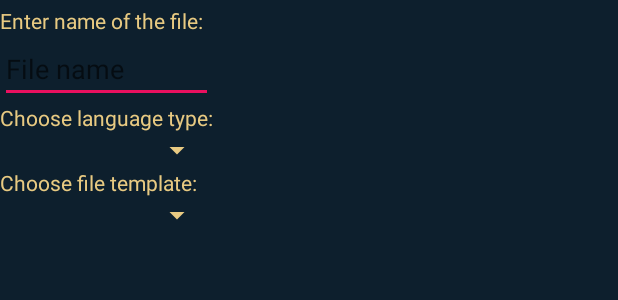
After one commit to what-will-we-do-now/android-ide, an Android app: the layout dialog_file_new.xml on its own in the app's theme, with its tools: preview values and no code run, on a phone screen of 412 x 824 dp. The commit adds this screen. Shown: the top 300 px of the screen. Run offline under Robolectric (Android 15) with nearby library versions, the phone set to English and light mode, and no system bars.

Commit message:
Debug commit

```diff
--- a/app/src/main/java/uk/ac/tees/v8036651/mode/FileViewer/Screen_FileViewer.java
+++ b/app/src/main/java/uk/ac/tees/v8036651/mode/FileViewer/Screen_FileViewer.java
@@ -11,10 +11,12 @@ import android.view.Menu;
 import android.view.MenuItem;
 import android.view.View;
 import android.widget.AdapterView;
+import android.widget.ArrayAdapter;
 import android.widget.Button;
 import android.widget.EditText;
 import android.widget.ImageButton;
 import android.widget.ListView;
+import android.widget.Spinner;
 import android.widget.TextView;
 import android.widget.Toast;
 
@@ -35,6 +37,7 @@ import java.util.Objects;
 import uk.ac.tees.v8036651.mode.Projects.Project;
 import uk.ac.tees.v8036651.mode.R;
 import uk.ac.tees.v8036651.mode.Screen_IDE;
+import uk.ac.tees.v8036651.mode.plugins.PluginManager;
 
 public class Screen_FileViewer extends AppCompatActivity {
 
@@ -311,10 +314,29 @@ public class Screen_FileViewer extends AppCompatActivity {
 
                 final AlertDialog.Builder newFileDialog = new AlertDialog.Builder(Screen_FileViewer.this);
 
-                inflater = LayoutInflater.from(Screen_FileViewer.this).inflate(R.layout.set_file_name_alert_dialog, null);
-                input = inflater.findViewById(R.id.fileNameEditText);
+                inflater = LayoutInflater.from(Screen_FileViewer.this).inflate(R.layout.dialog_file_new, null);
+                newFileDialog.setView(inflater);
 
-                newFileDialog.setView(inflater);
+                input = inflater.findViewById(R.id.file_name);
+                Spinner language = inflater.findViewById(R.id.file_language_spinner);
+                Spinner template = inflater.findViewById(R.id.file_template_spinner);
+
+                ArrayAdapter languageContent = new ArrayAdapter<>(this, android.R.layout.simple_spinner_dropdown_item, PluginManager.getProjectTypes());
+
+                language.setOnItemSelectedListener(new AdapterView.OnItemSelectedListener() {
+                    @Override
+                    public void onItemSelected(AdapterView<?> parent, View view, int position, long id) {
+                        ArrayAdapter templateContent = new ArrayAdapter<>(this, android.R.layout.simple_spinner_dropdown_item, (ArrayList)PluginManager.getTemplatesFor(language.getSelectedItem().toString()).values());
+                    }
+
+                    @Override
+                    public void onNothingSelected(AdapterView<?> parent) {
+
+                    }
+                });
+
+
+
                 newFileDialog.setPositiveButton(R.string.save, new DialogInterface.OnClickListener() {
                     @Override
                     public void onClick(DialogInterface dialog, int which) {
--- /dev/null
+++ b/app/src/main/res/layout/dialog_file_new.xml
@@ -0,0 +1,43 @@
+<?xml version="1.0" encoding="utf-8"?>
+<LinearLayout xmlns:android="http://schemas.android.com/apk/res/android"
+    xmlns:tools="http://schemas.android.com/tools"
+    android:orientation="vertical"
+    android:layout_width="wrap_content"
+    android:layout_height="wrap_content">
+
+    <TextView
+        android:layout_width="match_parent"
+        android:layout_height="wrap_content"
+        android:paddingTop="4dp"
+        android:text="@string/file_new_name"
+        />
+
+    <EditText
+        android:id="@+id/file_name"
+        android:layout_width="match_parent"
+        android:layout_height="wrap_content"
+        android:hint="@string/file_new_name_hint"
+        android:inputType="text"/>
+
+    <TextView
+        android:layout_width="match_parent"
+        android:layout_height="wrap_content"
+        android:text="@string/file_language"/>
+
+    <Spinner
+        android:id="@+id/file_language_spinner"
+        android:layout_width="match_parent"
+        android:layout_height="wrap_content"/>
+
+    <TextView
+        android:layout_width="match_parent"
+        android:layout_height="wrap_content"
+        android:text="@string/file_template"/>
+
+    <Spinner
+        android:id="@+id/file_template_spinner"
+        android:layout_width="match_parent"
+        android:layout_height="wrap_content"/>
+
+
+</LinearLayout>
--- a/app/src/main/res/values/strings.xml
+++ b/app/src/main/res/values/strings.xml
@@ -87,6 +87,11 @@
     <string name="project_new_main_create">Create main file</string>
     <string name="project_new_main_name">Enter main file name</string>
 
+    <string name="file_new_name">Enter name of the file: </string>
+    <string name="file_new_name_hint">File name</string>
+    <string name="file_language">Choose language type: </string>
+    <string name="file_template">Choose file template: </string>
+
     <string name="ide_file_open_error">Unable to open file</string>
     <string name="ide_file_save_error">Unable to save file</string>
 
```
